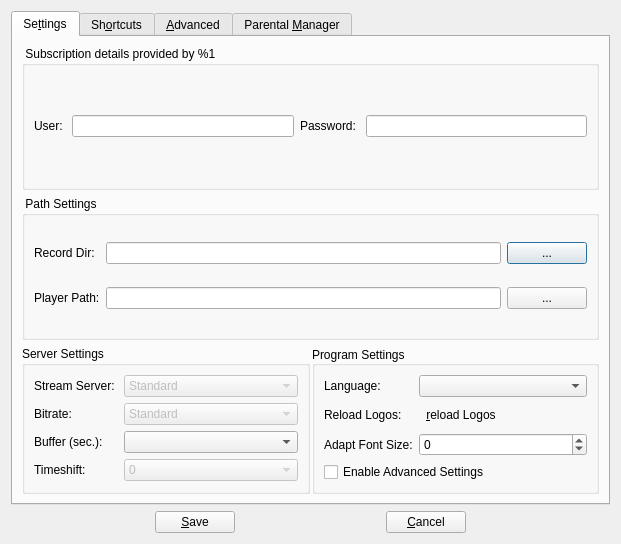
First picture: the form in forms/csettingsdlg.ui, repository Jo2003/vlc_record, before the edit.
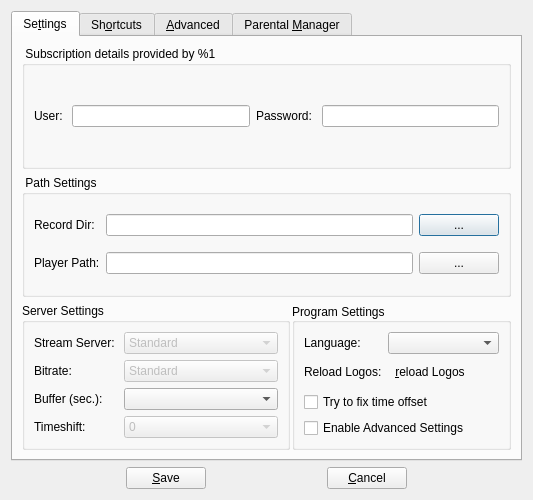
Second picture: the form after the edit. The open tabs and pages were chosen to show the change. Icons and pictures are not drawn. Custom widgets are drawn as their Qt base class.

Diff of the .ui file:
```diff
--- a/forms/csettingsdlg.ui
+++ b/forms/csettingsdlg.ui
@@ -6,8 +6,8 @@
    <rect>
     <x>0</x>
     <y>0</y>
-    <width>621</width>
-    <height>544</height>
+    <width>533</width>
+    <height>484</height>
    </rect>
   </property>
   <property name="windowTitle">
@@ -126,7 +126,7 @@
         </widget>
        </item>
        <item>
-        <layout class="QHBoxLayout" name="horizontalLayout_2" stretch="0,0">
+        <layout class="QHBoxLayout" name="horizontalLayout_2" stretch="55,45">
          <property name="spacing">
           <number>2</number>
          </property>
@@ -136,9 +136,6 @@
             <string>Server Settings</string>
            </property>
            <layout class="QFormLayout" name="formLayout_3">
-            <property name="fieldGrowthPolicy">
-             <enum>QFormLayout::AllNonFixedFieldsGrow</enum>
-            </property>
             <item row="0" column="0">
              <widget class="QLabel" name="labStreamServer">
               <property name="text">
@@ -232,9 +229,6 @@
            <layout class="QVBoxLayout" name="verticalLayout_2">
             <item>
              <layout class="QFormLayout" name="formLayout">
-              <property name="fieldGrowthPolicy">
-               <enum>QFormLayout::AllNonFixedFieldsGrow</enum>
-              </property>
               <property name="horizontalSpacing">
                <number>6</number>
               </property>
@@ -284,28 +278,15 @@
                 </property>
                </widget>
               </item>
-              <item row="2" column="1">
-               <widget class="QSpinBox" name="spinBoxFontDelta">
-                <property name="readOnly">
-                 <bool>false</bool>
-                </property>
-                <property name="minimum">
-                 <number>-10</number>
-                </property>
-                <property name="maximum">
-                 <number>10</number>
-                </property>
-               </widget>
-              </item>
-              <item row="2" column="0">
-               <widget class="QLabel" name="label_24">
-                <property name="text">
-                 <string>Adapt Font Size:</string>
-                </property>
-               </widget>
-              </item>
              </layout>
             </item>
+            <item>
+             <widget class="QCheckBox" name="checkFixTime">
+              <property name="text">
+               <string>Try to fix time offset</string>
+              </property>
+             </widget>
+            </item>
             <item>
              <widget class="QCheckBox" name="checkAdvanced">
               <property name="text">
```
Left out of the diff: 38 changed lines with no effect on the pictures.
